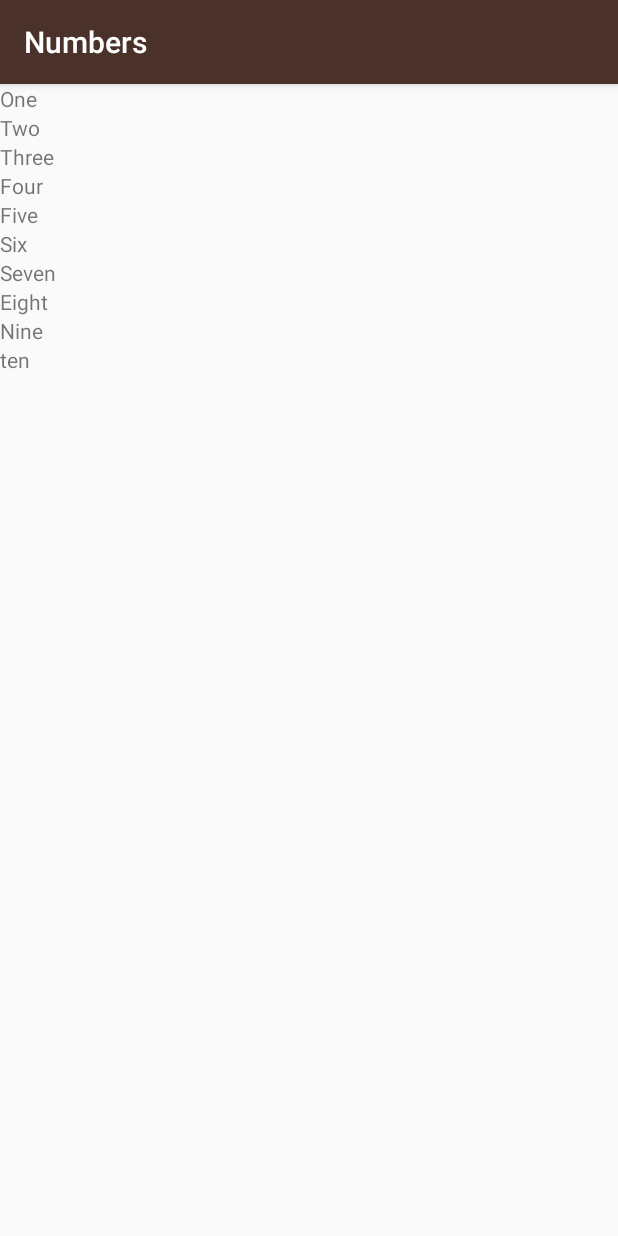
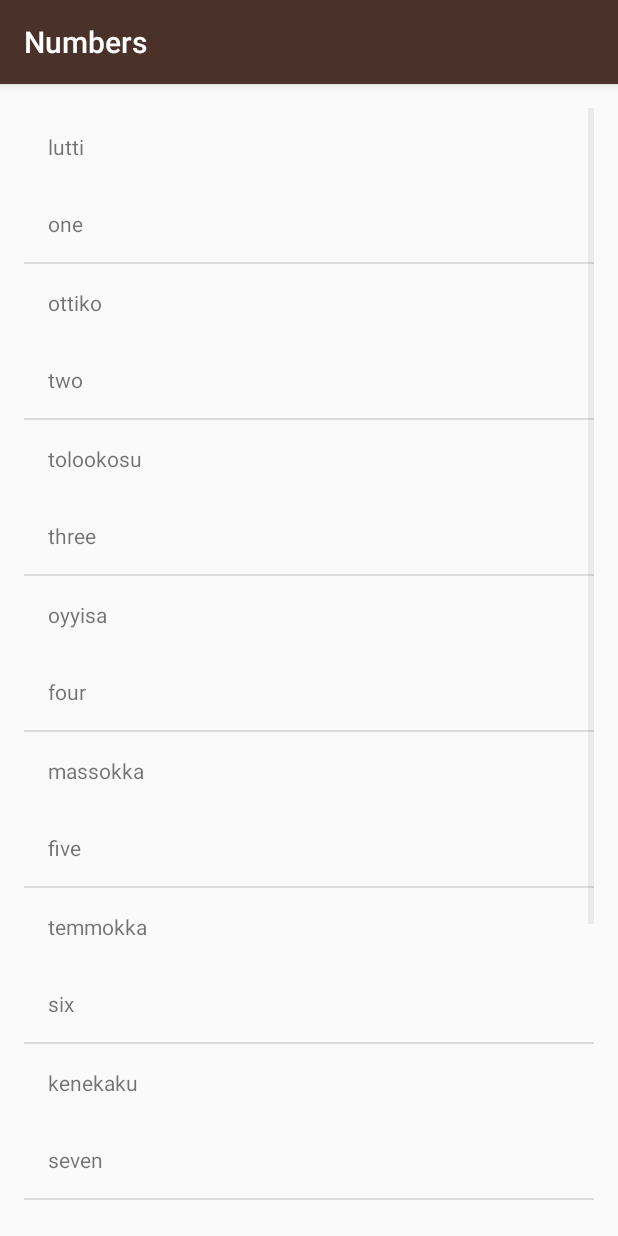
Before and after one commit to arunditti/Miwok, an Android app: the NumbersActivity screen opened directly, with no data from a screen before it, on a phone screen of 412 x 824 dp. Run offline under Robolectric (Android 15) with nearby library versions, the phone set to English and light mode, and no system bars.

Commit message:
Used ArrayList and custom adapter to show the list

```diff
--- a/app/src/main/java/com/arunditti/android/miwok/NumbersActivity.java
+++ b/app/src/main/java/com/arunditti/android/miwok/NumbersActivity.java
@@ -2,9 +2,7 @@ package com.arunditti.android.miwok;
 
 import android.support.v7.app.AppCompatActivity;
 import android.os.Bundle;
-import android.util.Log;
-import android.widget.LinearLayout;
-import android.widget.TextView;
+import android.widget.ListView;
 
 import java.util.ArrayList;
 
@@ -13,37 +11,41 @@ public class NumbersActivity extends AppCompatActivity {
     @Override
     protected void onCreate(Bundle savedInstanceState) {
         super.onCreate(savedInstanceState);
-        setContentView(R.layout.activity_numbers);
+        setContentView(R.layout.word_list);
 
         //Create an ArrayList of words
-        ArrayList<String> words = new ArrayList<>();
-        words.add("One");
-        words.add("Two");
-        words.add("Three");
-        words.add("Four");
-        words.add("Five");
-        words.add("Six");
-        words.add("Seven");
-        words.add("Eight");
-        words.add("Nine");
-        words.add("ten");
+        ArrayList<Word> words = new ArrayList<Word>();
+
+       // Word w = new Word("One", "lutti");
+       // words.add(w);
+        words.add(new Word("one", "lutti"));
+        words.add(new Word("two", "ottiko"));
+        words.add(new Word("three", "tolookosu"));
+        words.add(new Word("four", "oyyisa"));
+        words.add(new Word("five", "massokka"));
+        words.add(new Word("six", "temmokka"));
+        words.add(new Word("seven", "kenekaku"));
+        words.add(new Word("eight", "kawinta"));
+        words.add(new Word("nine", "wo’e"));
+        words.add(new Word("ten", "na’aacha"));
+
         //Log.v("NumbersActivity", "Word at index 0: " + words);
 
-        //Find the LinearLayout called rootview so that we can add child views to it
-        LinearLayout rootView = (LinearLayout)findViewById(R.id.rootView);
+        // Create an {@link ArrayAdapter}, whose data source is a list of Strings. The
+        // adapter knows how to create layouts for each item in the list, using the
+        // simple_list_item_1.xml layout resource defined in the Android framework.
+        // This list item layout contains a single {@link TextView}, which the adapter will set to
+        // display a single word.
+       WordAdapter adapter = new WordAdapter(this, words);
 
-        for(int index = 0; index < words.size(); index++) {
-            //Add TextView to this LinearLayout by creating TextView object called wordView
-            TextView wordView = new TextView(this);
+        // Find the {@link ListView} object in the view hierarchy of the {@link Activity}.
+        // There should be a {@link ListView} with the view ID called list, which is declared in the
+        // word_listyout file.
+        ListView listView = (ListView) findViewById(R.id.list);
 
-            // Set the text to be word at the current index
-            wordView.setText(words.get(index));
-
-            // Add this TextView as another child to the root view of this layout
-            rootView.addView(wordView);
-
-           // Log.v("NumbersActivity", "Index: " + index + " Value:" + words.get(index));
-        }
+        // Make the {@link ListView} use the {@link WordAdapter} we created above, so that the
+        // {@link ListView} will display list items for each {@link Word} in the list.
+        listView.setAdapter(adapter);
 
     }
 }
--- /dev/null
+++ b/app/src/main/java/com/arunditti/android/miwok/Word.java
@@ -0,0 +1,41 @@
+package com.arunditti.android.miwok;
+
+/**
+ * Created by arunditti on 11/15/17.
+ */
+
+/**
+ * {@link Word} represents a vocabulary word that the user wants to learn.
+ * It contains a default translation and a Miwok translation for that word.
+ */
+
+public class Word {
+
+    //Default translation for the word
+    private String mDefaultTranslation;
+
+    //Miwok translation for the word
+    private String mMiwokTranslation;
+
+    /**
+     * Create a new Word object.
+     *
+     * @param defaultTranslation is the word in a language that the user is already familiar with
+     *                           (such as English)
+     * @param miwokTranslation is the word in the Miwok language
+     */
+    public Word(String defaultTranslation, String miwokTranslation) {
+        mDefaultTranslation = defaultTranslation;
+        mMiwokTranslation = miwokTranslation;
+    }
+
+    //get the default translation for the word
+    public String  getDefaultTranslation() {
+        return mDefaultTranslation;
+    }
+
+    //Get the Miwok translation for the word
+    public String getMiwokTranslation() {
+        return mMiwokTranslation;
+    }
+}
--- /dev/null
+++ b/app/src/main/java/com/arunditti/android/miwok/WordAdapter.java
@@ -0,0 +1,58 @@
+package com.arunditti.android.miwok;
+
+import android.app.Activity;
+import android.support.annotation.NonNull;
+import android.support.annotation.Nullable;
+import android.view.LayoutInflater;
+import android.view.View;
+import android.view.ViewGroup;
+import android.widget.ArrayAdapter;
+import android.widget.TextView;
+
+import java.util.ArrayList;
+
+/**
+ * Created by arunditti on 11/16/17.
+ */
+
+public class WordAdapter extends ArrayAdapter<Word> {
+
+    /** The context is used to inflate the layout file, and the list is the data we want
+    to populate into the lists. */
+
+    public WordAdapter(Activity context, ArrayList<Word> words) {
+        super(context, 0, words);
+    }
+
+
+    @NonNull
+    @Override
+    public View getView(int position, @Nullable View convertView, @NonNull ViewGroup parent) {
+
+        //Check if the existing view is being reused, otherwise inflate the view
+        View listItemView = convertView;
+        if(listItemView == null) {
+            listItemView = LayoutInflater.from(getContext()).inflate(R.layout.list_item, parent, false);
+        }
+
+        // Get the {@link Word} object located at this position in the list
+        Word currentWord = getItem(position);
+
+        // Find the TextView in the list_item.xml layout with the ID miwok_text_view.
+        TextView miwokTextView = (TextView) listItemView.findViewById(R.id.miwok_text_view);
+        // Get the Miwok translation from the currentWord object and set this text on
+        // the Miwok TextView.
+        miwokTextView.setText(currentWord.getMiwokTranslation());
+
+        // Find the TextView in the list_item.xml layout with the ID default_text_view.
+        TextView defaultTextView = (TextView) listItemView.findViewById(R.id.default_text_view);
+        // Get the default translation from the currentWord object and set this text on
+        // the default TextView.
+        defaultTextView.setText(currentWord.getDefaultTranslation());
+
+
+        // Return the whole list item layout (containing 2 TextViews) so that it can be shown in
+        // the ListView.
+        return listItemView;
+    }
+}
--- a/app/src/main/res/layout/activity_numbers.xml
+++ /dev/null
@@ -1,20 +0,0 @@
-<?xml version="1.0" encoding="utf-8"?>
-<!-- <android.support.constraint.ConstraintLayout xmlns:android="http://schemas.android.com/apk/res/android"
-    xmlns:app="http://schemas.android.com/apk/res-auto"
-    xmlns:tools="http://schemas.android.com/tools"
-    android:layout_width="match_parent"
-    android:layout_height="match_parent"
-    tools:context="com.arunditti.android.miwok.NumbersActivity">
-
-</android.support.constraint.ConstraintLayout-->
-
-<LinearLayout
-    xmlns:android="http://schemas.android.com/apk/res/android"
-    xmlns:tools="http://schemas.android.com/tools"
-    android:layout_width="match_parent"
-    android:layout_height="match_parent"
-    android:orientation="vertical"
-    android:id="@+id/rootView"
-    tools:context="com.arunditti.android.miwok.MainActivity">
-
-</LinearLayout>
--- /dev/null
+++ b/app/src/main/res/layout/list_item.xml
@@ -0,0 +1,22 @@
+<?xml version="1.0" encoding="utf-8"?>
+<LinearLayout xmlns:android="http://schemas.android.com/apk/res/android"
+    xmlns:tools="http://schemas.android.com/tools"
+    android:layout_width="match_parent"
+    android:layout_height="match_parent"
+    android:orientation="vertical">
+
+    <TextView
+        android:id="@+id/miwok_text_view"
+        android:layout_width="match_parent"
+        android:layout_height="wrap_content"
+        tools:text="litti"
+        android:padding="16dp"/>
+
+    <TextView
+        android:id="@+id/default_text_view"
+        android:layout_width="match_parent"
+        android:layout_height="wrap_content"
+        tools:text="One"
+        android:padding="16dp"/>
+
+</LinearLayout>
--- /dev/null
+++ b/app/src/main/res/layout/word_list.xml
@@ -0,0 +1,16 @@
+<?xml version="1.0" encoding="utf-8"?>
+
+<ListView
+    xmlns:android="http://schemas.android.com/apk/res/android"
+    xmlns:tools="http://schemas.android.com/tools"
+    android:id="@+id/list"
+    android:layout_width="match_parent"
+    android:layout_height="match_parent"
+    android:orientation="vertical"
+    android:paddingBottom="@dimen/activity_vertical_margin"
+    android:paddingLeft="@dimen/activity_horizontal_margin"
+    android:paddingRight="@dimen/activity_horizontal_margin"
+    android:paddingTop="@dimen/activity_vertical_margin"
+    tools:context="com.arunditti.android.miwok.MainActivity">
+
+</ListView>
```
Also changed, not shown: app/src/main/java/com/arunditti/android/miwok/ColorsActivity.java (+34 -1 lines), app/src/main/java/com/arunditti/android/miwok/FamilyActivity.java (+36 -1 lines), app/src/main/java/com/arunditti/android/miwok/PhrasesActivity.java (+36 -1 lines), app/src/main/res/layout/activity_colors.xml (deleted, +0 -9 lines), app/src/main/res/layout/activity_family.xml (deleted, +0 -9 lines), app/src/main/res/layout/activity_phrases.xml (deleted, +0 -9 lines).
